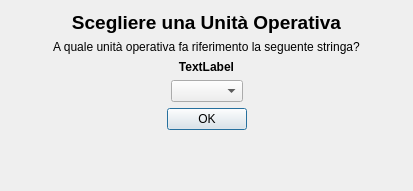
Before: the Qt Designer form nomiunitadialog.ui in gcala/GestioneCompetenzeMedici, drawn with Qt 5.
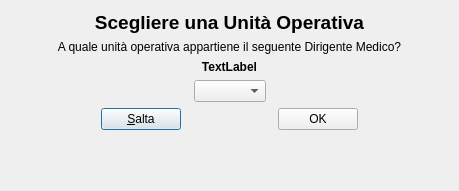
After: the same form once the commit is applied. Icons and pictures are not drawn. Custom widgets are drawn as their Qt base class.

Commit message: chiedi dove collocare dirigente medico invece di tentare di ricavare l'unità

```diff
--- a/nomiunitadialog.ui
+++ b/nomiunitadialog.ui
@@ -6,7 +6,7 @@
    <rect>
     <x>0</x>
     <y>0</y>
-    <width>413</width>
+    <width>459</width>
     <height>191</height>
    </rect>
   </property>
@@ -34,7 +34,7 @@
    <item>
     <widget class="QLabel" name="label_2">
      <property name="text">
-      <string>A quale unità operativa fa riferimento la seguente stringa?</string>
+      <string>A quale unità operativa appartiene il seguente Dirigente Medico?</string>
      </property>
      <property name="alignment">
       <set>Qt::AlignCenter</set>
@@ -105,6 +105,33 @@
        </property>
       </spacer>
      </item>
+     <item>
+      <widget class="QPushButton" name="cancelButton">
+       <property name="toolTip">
+        <string>Non aggiungere al database</string>
+       </property>
+       <property name="text">
+        <string>&amp;Salta</string>
+       </property>
+       <property name="icon">
+        <iconset resource="assets.qrc">
+         <normaloff>:/icons/dialog-cancel.svg</normaloff>:/icons/dialog-cancel.svg</iconset>
+       </property>
+      </widget>
+     </item>
+     <item>
+      <spacer name="horizontalSpacer_5">
+       <property name="orientation">
+        <enum>Qt::Horizontal</enum>
+       </property>
+       <property name="sizeHint" stdset="0">
+        <size>
+         <width>40</width>
+         <height>20</height>
+        </size>
+       </property>
+      </spacer>
+     </item>
      <item>
       <widget class="QPushButton" name="okButton">
        <property name="text">
```
The commit also changes 9 other files.
